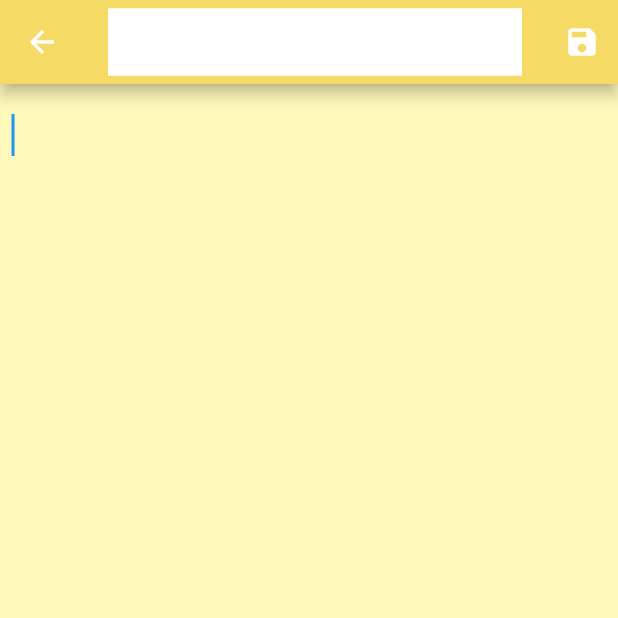
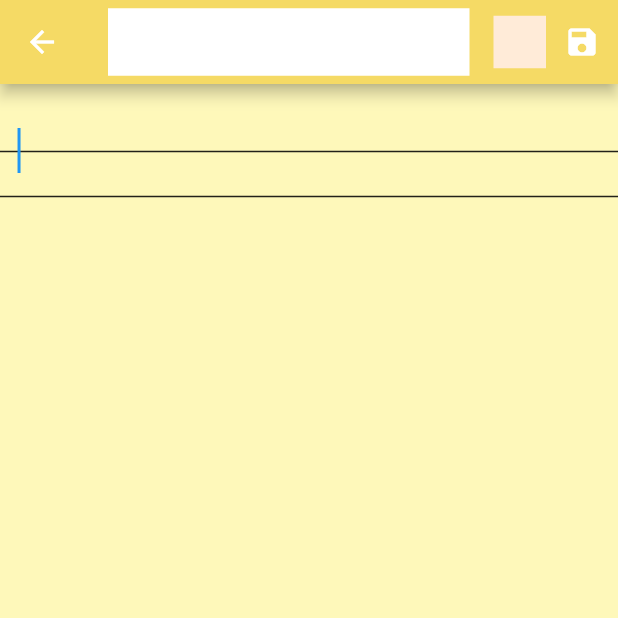
Before and after one commit to mohammadaminiaf/color-notes, a Flutter app: the screen it shows once a user with an empty profile is signed in, after a tap on the "add" icon, on a phone screen of 412 x 824 dp, the top half of it. Run offline on Flutter 3.47's test engine with Material 2 defaults, Android fonts, the phone set to English and light mode, and no system bars; our stand-ins replace cloud_firestore, firebase_auth, firebase_core, google_sign_in; accounts and stored records are empty.

Commit message:
Now edit note screen has lines

```diff
--- a/lib/main.dart
+++ b/lib/main.dart
@@ -1,10 +1,9 @@
-import 'package:color_notes/screens/home_screen.dart';
 import 'package:firebase_auth/firebase_auth.dart';
 import 'package:firebase_core/firebase_core.dart';
 import 'package:flutter/material.dart';
 
+import '/screens/home_screen.dart';
 import '/screens/login_screen.dart';
-import '/screens/notes_screen.dart';
 import '/widgets/loader.dart';
 import 'firebase_options.dart';
 
--- a/lib/models/note.dart
+++ b/lib/models/note.dart
@@ -2,7 +2,7 @@ class Note {
   final String id;
   final String text;
   final String title;
-  final String color;
+  final int colorIndex;
   final String posterId;
   final DateTime dateCreated;
   final DateTime dateUpdated;
@@ -11,8 +11,8 @@ class Note {
     required this.id,
     required this.text,
     required this.title,
-    required this.color,
     required this.posterId,
+    required this.colorIndex,
     required this.dateCreated,
     required this.dateUpdated,
   });
@@ -23,7 +23,7 @@ class Note {
       'id': id,
       'text': text,
       'title': title,
-      'color': color,
+      'colorIndex': colorIndex,
       'posterId': posterId,
       'dateCreated': dateCreated.millisecondsSinceEpoch,
       'dateUpdated': dateUpdated.millisecondsSinceEpoch,
@@ -37,7 +37,7 @@ class Note {
       id: map['id'] as String,
       text: map['text'] as String,
       title: map['title'] as String,
-      color: map['color'] as String,
+      colorIndex: map['colorIndex'] as int,
       posterId: map['posterId'] as String,
       dateCreated:
           DateTime.fromMillisecondsSinceEpoch(map['dateCreated'] as int),
--- /dev/null
+++ b/lib/notebook.dart
@@ -0,0 +1,116 @@
+// ignore_for_file: public_member_api_docs, sort_constructors_first
+import 'package:flutter/material.dart';
+
+class Notebook extends StatelessWidget {
+  const Notebook({
+    Key? key,
+    required this.color,
+    required this.autoFocus,
+    required this.readOnly,
+    required this.controller,
+    required this.focusNode,
+  }) : super(key: key);
+
+  final Color color;
+  final bool autoFocus;
+  final bool readOnly;
+  final TextEditingController controller;
+  final FocusNode focusNode;
+
+  @override
+  Widget build(BuildContext context) {
+    return Scaffold(
+      backgroundColor: color,
+      body: SizedBox(
+        width: MediaQuery.of(context).size.width,
+        height: MediaQuery.of(context).size.height,
+        child: ListView(
+          children: [
+            const SizedBox(height: 15.0),
+            CustomPaint(
+              painter: NotebookPagePainter(),
+              child: SingleChildScrollView(
+                child: Container(
+                  // height: MediaQuery.of(context).size.height,
+                  padding: const EdgeInsets.only(top: 5, left: 12, right: 12),
+                  child: CustomTextField(
+                    autoFocus: autoFocus,
+                    controller: controller,
+                    focusNode: focusNode,
+                    readOnly: readOnly,
+                  ),
+                ),
+              ),
+            ),
+            const SizedBox(height: 8.0),
+          ],
+        ),
+      ),
+    );
+  }
+}
+
+class NotebookPagePainter extends CustomPainter {
+  final linePaint = Paint()
+    ..color = Colors.black87
+    ..strokeWidth = 1.0;
+
+  final linePaint2 = Paint()
+    ..color = Colors.transparent
+    ..strokeWidth = 1.0;
+
+  @override
+  void paint(Canvas canvas, Size size) {
+    const lineSpacing = 30.0; // Adjust the line spacing as needed
+    final linesCount = ((size.height + 22) ~/ lineSpacing) + 1;
+
+    for (int i = 0; i < linesCount; i++) {
+      final y = i * lineSpacing;
+      if (i != 0) {
+        canvas.drawLine(Offset(0, y), Offset(size.width, y), linePaint);
+      }
+    }
+  }
+
+  @override
+  bool shouldRepaint(CustomPainter oldDelegate) {
+    return true;
+  }
+}
+
+class CustomTextField extends StatelessWidget {
+  const CustomTextField({
+    Key? key,
+    required this.controller,
+    required this.focusNode,
+    required this.readOnly,
+    required this.autoFocus,
+  }) : super(key: key);
+
+  final TextEditingController controller;
+  final FocusNode focusNode;
+  final bool readOnly;
+  final bool autoFocus;
+
+  @override
+  Widget build(BuildContext context) {
+    return TextField(
+      autofocus: autoFocus,
+      controller: controller,
+      readOnly: readOnly,
+      focusNode: focusNode,
+      maxLines: null,
+      textAlignVertical: TextAlignVertical.top,
+      style: const TextStyle(
+        fontSize: 25,
+        fontWeight: FontWeight.normal,
+        color: Colors.black,
+        height: 1.2, // Adjust the height for line spacing
+      ),
+      decoration: const InputDecoration(
+        border: InputBorder.none,
+        contentPadding: EdgeInsets.zero, // Remove default padding
+      ),
+    );
+  }
+}
--- a/lib/params/add_note_params.dart
+++ b/lib/params/add_note_params.dart
@@ -1,10 +1,10 @@
-// ignore_for_file: public_member_api_docs, sort_constructors_first
 class AddNoteParams {
   final String? id;
   final String? posterId;
   final DateTime? dateCreated;
   final String title;
   final String text;
+  final int colorIndex;
 
   const AddNoteParams({
     required this.id,
@@ -12,5 +12,6 @@ class AddNoteParams {
     required this.dateCreated,
     required this.title,
     required this.text,
+    required this.colorIndex,
   });
 }
--- a/lib/screens/add_edit_note_screen.dart
+++ b/lib/screens/add_edit_note_screen.dart
@@ -1,23 +1,22 @@
+import 'package:color_notes/notebook.dart';
 import 'package:flutter/material.dart';
 import 'package:uuid/uuid.dart';
 
 import '/auth/firestore_auth.dart';
 import '/constansts/random_colors.dart';
 import '/models/note.dart';
-import '/models/note_color.dart';
 import '/params/add_note_params.dart';
-import '/utils/utils.dart';
+import '/widgets/delete_button.dart';
+import '/widgets/pick_color_button.dart';
 import '/widgets/title_text_field.dart';
 
 class AddEditNoteScreen extends StatefulWidget {
   const AddEditNoteScreen({
     super.key,
     this.note,
-    this.color,
   });
 
   final Note? note;
-  final NoteColor? color;
 
   @override
   State<AddEditNoteScreen> createState() => _AddEditNoteScreenState();
@@ -30,6 +29,7 @@ class _AddEditNoteScreenState extends State<AddEditNoteScreen> {
   // note properties
   String? id;
   String? posterId;
+  int colorIndex = 6;
   DateTime? dateCreated;
   late final TextEditingController _titleController;
   late final TextEditingController _textController;
@@ -40,10 +40,12 @@ class _AddEditNoteScreenState extends State<AddEditNoteScreen> {
   }
 
   addUpdateNote() async {
+    // if we're adding a task
     if (id == null && dateCreated == null) {
       id = const Uuid().v1();
       dateCreated = DateTime.now();
     }
+    // save data to firestore
     await FirestoreAuth().addUpdateNote(
       params: AddNoteParams(
         id: id,
@@ -51,6 +53,7 @@ class _AddEditNoteScreenState extends State<AddEditNoteScreen> {
         dateCreated: dateCreated,
         title: _titleController.text.trim(),
         text: _textController.text.trim(),
+        colorIndex: colorIndex,
       ),
     );
   }
@@ -63,13 +66,14 @@ class _AddEditNoteScreenState extends State<AddEditNoteScreen> {
     _bodyFocusNode = FocusNode();
 
     // If we're updating a note
-    if (widget.note != null && widget.color != null) {
+    if (widget.note != null) {
       isEditable = false;
       _titleController.text = widget.note!.title;
       _textController.text = widget.note!.text;
       id = widget.note!.id;
       posterId = widget.note!.posterId;
       dateCreated = widget.note!.dateCreated;
+      colorIndex = widget.note!.colorIndex;
     }
   }
 
@@ -92,16 +96,23 @@ class _AddEditNoteScreenState extends State<AddEditNoteScreen> {
           titleController: _titleController,
           isEditable: isEditable,
         ),
-        backgroundColor:
-            widget.color == null ? headerYellow : widget.color!.headerColor,
+        backgroundColor: colors[colorIndex].headerColor,
         actions: [
-          id != null
-              ? DeleteButton(
-                  id: id!,
-                )
-              : const SizedBox(),
           isEditable
-              ? IconButton(
+              ? Row(
+                  children: [
+                    // pick color button
+                    PickColorButton(
+                      onTap: (int? index) {
+                        if (index != null) {
+                          colorIndex = index;
+                          setState(() {});
+                        }
+                      },
+                    ),
+
+                    // save button
+                    IconButton(
                       onPressed: () async {
                         setState(() {
                           isEditable = false;
@@ -109,11 +120,20 @@ class _AddEditNoteScreenState extends State<AddEditNoteScreen> {
                         await addUpdateNote();
                       },
                       icon: const Icon(Icons.save),
+                    ),
+                  ],
                 )
-              : const SizedBox(),
-          isEditable
-              ? const SizedBox()
-              : IconButton(
+              : Row(
+                  children: [
+                    // delete button
+                    id != null
+                        ? DeleteButton(
+                            id: id!,
+                          )
+                        : const SizedBox.shrink(),
+
+                    // edit button
+                    IconButton(
                       onPressed: () {
                         makeEditable();
                       },
@@ -121,57 +141,37 @@ class _AddEditNoteScreenState extends State<AddEditNoteScreen> {
                     ),
                   ],
                 ),
-      body: Container(
-        padding: const EdgeInsets.all(8.0),
-        width: size.width,
-        height: size.height,
-        color: widget.color == null ? bodyYellow : widget.color!.bodyColor,
-        child: TextField(
-          autofocus: true,
+        ],
+      ),
+      body: Notebook(
+        color: colors[colorIndex].bodyColor,
+        autoFocus: true,
         readOnly: !isEditable,
         focusNode: _bodyFocusNode,
         controller: _textController,
-          style: const TextStyle(
-            fontSize: 24,
-            fontWeight: FontWeight.w400,
-            color: Colors.black,
       ),
-          maxLines: null,
-          keyboardType: TextInputType.multiline,
-          decoration: const InputDecoration(
-            border: InputBorder.none,
-          ),
-        ),
-      ),
+      // body: Container(
+      //   padding: const EdgeInsets.all(8.0),
+      //   width: size.width,
+      //   height: size.height,
+      //   color: colors[colorIndex].bodyColor,
+      //   child: TextField(
+      //     autofocus: true,
+      //     readOnly: !isEditable,
+      //     focusNode: _bodyFocusNode,
+      //     controller: _textController,
+      //     style: const TextStyle(
+      //       fontSize: 24,
+      //       fontWeight: FontWeight.w400,
+      //       color: Colors.black,
+      //     ),
+      //     maxLines: null,
+      //     keyboardType: TextInputType.multiline,
+      //     decoration: const InputDecoration(
+      //       border: InputBorder.none,
+      //     ),
+      //   ),
+      // ),
     );
   }
 }
-
-class DeleteButton extends StatelessWidget {
-  const DeleteButton({
-    super.key,
-    required this.id,
-  });
-
-  final String id;
-
-  Future deleteNote(BuildContext context) async {
-    showDeleteDialog(context: context, text: 'Deleting the node...');
-    await FirestoreAuth().deleteNote(id).then((isSuccess) {
-      if (isSuccess) {
-        // one to get out of the dialog
-        Navigator.of(context).pop();
-        // one to get pop the screen
-        Navigator.of(context).pop();
-      }
-    });
-  }
-
-  @override
-  Widget build(BuildContext context) {
-    return IconButton(
-      onPressed: () => deleteNote(context),
-      icon: const Icon(Icons.delete),
-    );
-  }
-}
--- a/lib/screens/home_screen.dart
+++ b/lib/screens/home_screen.dart
@@ -1,7 +1,7 @@
-import 'package:color_notes/screens/notes_screen.dart';
-import 'package:color_notes/screens/profile_screen.dart';
-import 'package:flutter/cupertino.dart';
 import 'package:flutter/material.dart';
+
+import '/screens/notes_screen.dart';
+import '/screens/profile_screen.dart';
 
 class HomeScreen extends StatefulWidget {
   const HomeScreen({super.key});
--- a/lib/screens/notes_screen.dart
+++ b/lib/screens/notes_screen.dart
@@ -1,13 +1,10 @@
 import 'package:cloud_firestore/cloud_firestore.dart';
-import 'package:color_notes/utils/utils.dart';
 import 'package:flutter/cupertino.dart';
 import 'package:flutter/material.dart';
 
 import '/auth/firestore_auth.dart';
-import '/auth/google_auth.dart';
 import '/models/note.dart';
 import '/screens/add_edit_note_screen.dart';
-import '/screens/profile_screen.dart';
 import '/widgets/empty.dart';
 import '/widgets/loader.dart';
 import '/widgets/note_tile.dart';
@@ -49,8 +46,10 @@ class NotesScreen extends StatelessWidget {
               return const Loader();
             }
 
-            if (!snapshot.hasData) {
-              return const Empty();
+            if (snapshot.hasData) {
+              if (snapshot.data!.docs.isEmpty) {
+                return const Empty();
+              }
             }
 
             return GridView.builder(
@@ -85,15 +84,3 @@ class NotesScreen extends StatelessWidget {
     );
   }
 }
-
-// TODO: Find a better place for this
-/*
-
-IconButton(
-            onPressed: () {
-              GoogleAuth().signOut();
-            },
-            icon: const Icon(Icons.logout),
-          ),
-
-          */
--- a/lib/widgets/empty.dart
+++ b/lib/widgets/empty.dart
@@ -6,7 +6,12 @@ class Empty extends StatelessWidget {
   @override
   Widget build(BuildContext context) {
     return const Center(
-      child: Text('Feels so empty! add a Note!'),
+      child: Text(
+        'Feels so empty! add a Note!',
+        style: TextStyle(
+          fontSize: 24,
+        ),
+      ),
     );
   }
 }
--- /dev/null
+++ b/lib/widgets/pick_color_button.dart
@@ -0,0 +1,36 @@
+import 'package:flutter/material.dart';
+
+import '/constansts/random_colors.dart';
+import '/widgets/colors_grid.dart';
+
+class PickColorButton extends StatelessWidget {
+  const PickColorButton({
+    super.key,
+    required this.onTap,
+  });
+
+  final Function(int? index) onTap;
+
+  @override
+  Widget build(BuildContext context) {
+    return InkWell(
+      onTap: () async {
+        // wait for result of dialog and get our color
+        int index = await showDialog(
+          barrierDismissible: false,
+          context: context,
+          builder: (_) => const Dialog(
+            child: ColorsGrid(),
+          ),
+        );
+        // send index of the selected color back to our caller function
+        onTap(index);
+      },
+      child: Container(
+        width: 35,
+        height: 35,
+        color: colors[1].bodyColor,
+      ),
+    );
+  }
+}
```
Also changed, not shown: lib/auth/firestore_auth.dart (+5 -4 lines), lib/constansts/random_colors.dart (+1 -21 lines), lib/utils/extensions.dart (added, +9 -0 lines), lib/utils/utils.dart (+43 -1 lines), lib/widgets/colors_grid.dart (added, +38 -0 lines), lib/widgets/delete_button.dart (added, +33 -0 lines), lib/widgets/note_tile.dart (+3 -4 lines). Lines whose indentation alone changed are shown as unchanged.
